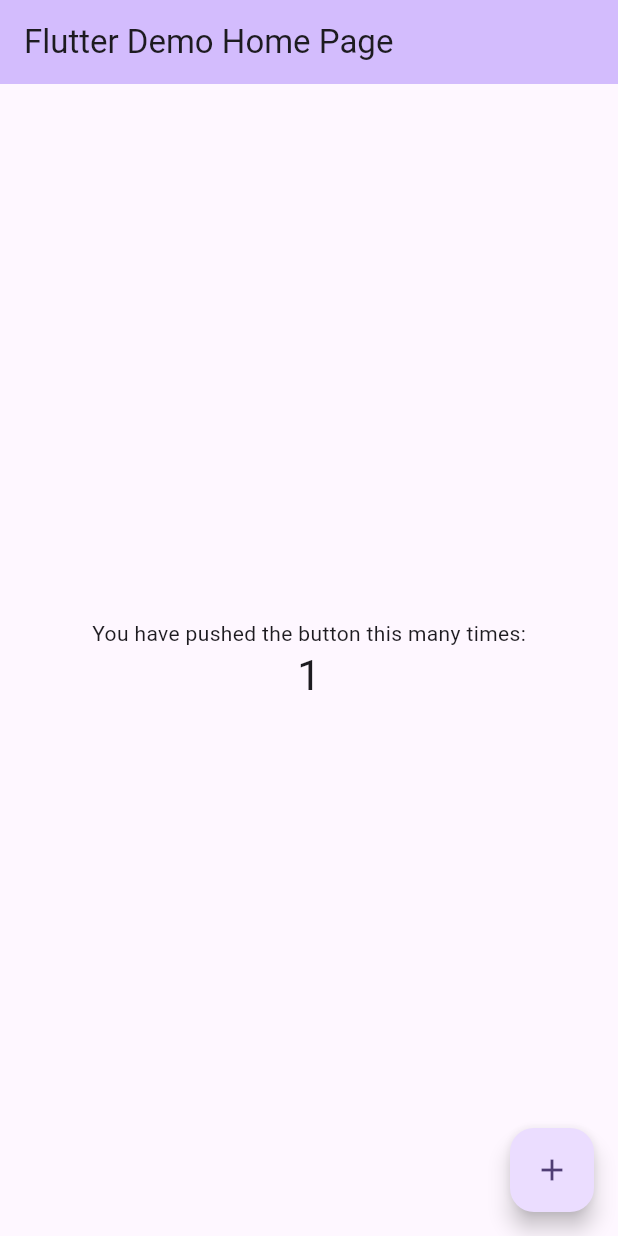
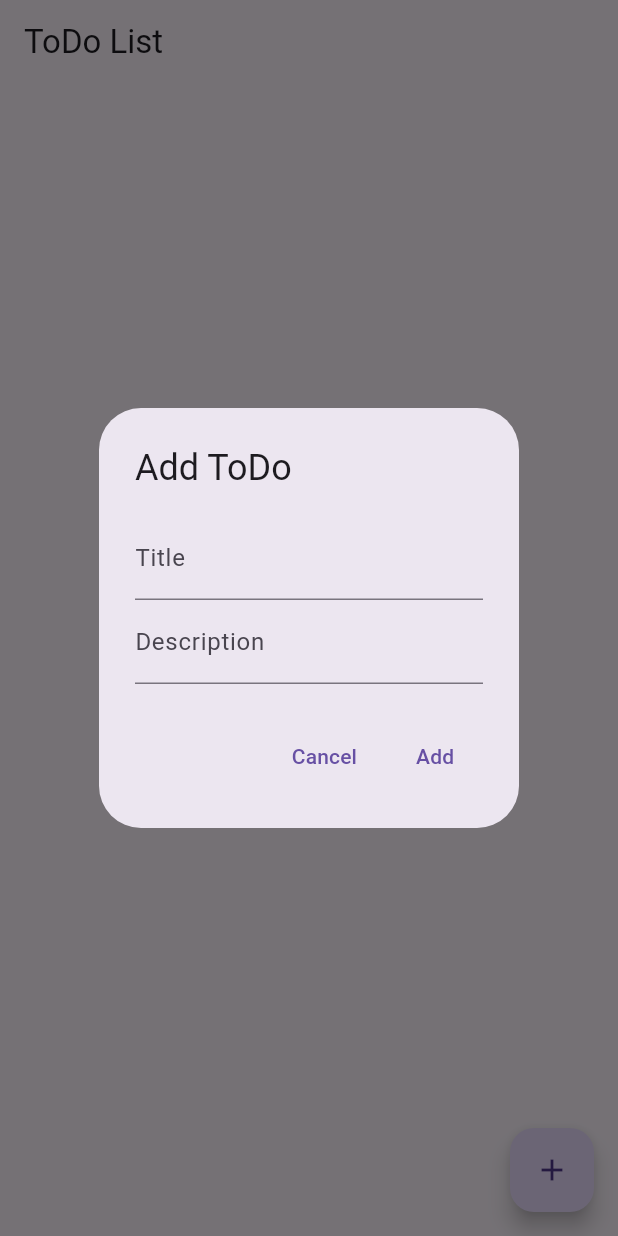
Before and after one commit to Ajaykumaryadav-Aj/todo_list_app, a Flutter app: the screen it shows after launch, after a tap on the "add" icon, on a phone screen of 412 x 824 dp. Run offline on Flutter 3.47's test engine with Material 3 defaults, Android fonts, the phone set to English and light mode, and no system bars; our stand-ins replace equatable, flutter_bloc.

Commit message:
second commit

```diff
--- /dev/null
+++ b/lib/bloc/todo_bloc.dart
@@ -0,0 +1,41 @@
+
+import 'package:flutter_bloc/flutter_bloc.dart';
+import 'package:todo_list_app/models/model.dart';
+import 'todo_event.dart';
+import 'todo_state.dart';
+
+class ToDoBloc extends Bloc<ToDoEvent, ToDoState> {
+  ToDoBloc() : super(const ToDoLoadSuccess([])) {
+    on<AddToDo>(_onAddToDo);
+    on<UpdateToDo>(_onUpdateToDo);
+    on<DeleteToDo>(_onDeleteToDo);
+  }
+
+  void _onAddToDo(AddToDo event, Emitter<ToDoState> emit) {
+    if (state is ToDoLoadSuccess) {
+      final updatedToDos = List<ToDo>.from((state as ToDoLoadSuccess).todos)
+        ..add(event.todo);
+      emit(ToDoLoadSuccess(updatedToDos));
+    }
+  }
+
+  void _onUpdateToDo(UpdateToDo event, Emitter<ToDoState> emit) {
+    if (state is ToDoLoadSuccess) {
+      final updatedToDos = (state as ToDoLoadSuccess).todos.map((todo) {
+        return todo.id == event.todo.id ? event.todo : todo;
+      }).toList();
+      emit(ToDoLoadSuccess(updatedToDos));
+    }
+  }
+
+  void _onDeleteToDo(DeleteToDo event, Emitter<ToDoState> emit) {
+    if (state is ToDoLoadSuccess) {
+      final updatedToDos = (state as ToDoLoadSuccess).todos
+          .where((todo) => todo.id != event.id)
+          .toList();
+      emit(ToDoLoadSuccess(updatedToDos));
+    }
+  }
+
+
+}
--- /dev/null
+++ b/lib/bloc/todo_event.dart
@@ -0,0 +1,37 @@
+
+import 'package:equatable/equatable.dart';
+import 'package:todo_list_app/models/model.dart';
+
+abstract class ToDoEvent extends Equatable {
+  const ToDoEvent();
+
+  @override
+  List<Object> get props => [];
+}
+
+class AddToDo extends ToDoEvent {
+  final ToDo todo;
+
+  const AddToDo(this.todo);
+
+  @override
+  List<Object> get props => [todo];
+}
+
+class UpdateToDo extends ToDoEvent {
+  final ToDo todo;
+
+  const UpdateToDo(this.todo);
+
+  @override
+  List<Object> get props => [todo];
+}
+
+class DeleteToDo extends ToDoEvent {
+  final String id;
+
+  const DeleteToDo(this.id);
+
+  @override
+  List<Object> get props => [id];
+}
--- /dev/null
+++ b/lib/bloc/todo_state.dart
@@ -0,0 +1,23 @@
+
+import 'package:equatable/equatable.dart';
+import 'package:todo_list_app/models/model.dart';
+
+abstract class ToDoState extends Equatable {
+  const ToDoState();
+
+  @override
+  List<Object> get props => [];
+}
+
+class ToDoInitial extends ToDoState {}
+
+class ToDoLoadSuccess extends ToDoState {
+  final List<ToDo> todos;
+
+  const ToDoLoadSuccess([this.todos = const []]);
+
+  @override
+  List<Object> get props => [todos];
+}
+
+class ToDoOperationFailure extends ToDoState {}
--- a/lib/main.dart
+++ b/lib/main.dart
@@ -1,4 +1,8 @@
+
 import 'package:flutter/material.dart';
+import 'package:flutter_bloc/flutter_bloc.dart';
+import 'package:todo_list_app/screens/home_screen.dart';
+import 'bloc/todo_bloc.dart';
 
 void main() {
   runApp(const MyApp());
@@ -7,119 +11,14 @@ void main() {
 class MyApp extends StatelessWidget {
   const MyApp({super.key});
 
-  // This widget is the root of your application.
   @override
   Widget build(BuildContext context) {
     return MaterialApp(
-      title: 'Flutter Demo',
-      theme: ThemeData(
-        // This is the theme of your application.
-        //
-        // TRY THIS: Try running your application with "flutter run". You'll see
-        // the application has a purple toolbar. Then, without quitting the app,
-        // try changing the seedColor in the colorScheme below to Colors.green
-        // and then invoke "hot reload" (save your changes or press the "hot
-        // reload" button in a Flutter-supported IDE, or press "r" if you used
-        // the command line to start the app).
-        //
-        // Notice that the counter didn't reset back to zero; the application
-        // state is not lost during the reload. To reset the state, use hot
-        // restart instead.
-        //
-        // This works for code too, not just values: Most code changes can be
-        // tested with just a hot reload.
-        colorScheme: ColorScheme.fromSeed(seedColor: Colors.deepPurple),
-        useMaterial3: true,
+      title: 'ToDo App',
+      home: BlocProvider(
+        create: (context) => ToDoBloc(),
+        child: ToDoScreen(),
       ),
-      home: const MyHomePage(title: 'Flutter Demo Home Page'),
     );
   }
 }
-
-class MyHomePage extends StatefulWidget {
-  const MyHomePage({super.key, required this.title});
-
-  // This widget is the home page of your application. It is stateful, meaning
-  // that it has a State object (defined below) that contains fields that affect
-  // how it looks.
-
-  // This class is the configuration for the state. It holds the values (in this
-  // case the title) provided by the parent (in this case the App widget) and
-  // used by the build method of the State. Fields in a Widget subclass are
-  // always marked "final".
-
-  final String title;
-
-  @override
-  State<MyHomePage> createState() => _MyHomePageState();
-}
-
-class _MyHomePageState extends State<MyHomePage> {
-  int _counter = 0;
-
-  void _incrementCounter() {
-    setState(() {
-      // This call to setState tells the Flutter framework that something has
-      // changed in this State, which causes it to rerun the build method below
-      // so that the display can reflect the updated values. If we changed
-      // _counter without calling setState(), then the build method would not be
-      // called again, and so nothing would appear to happen.
-      _counter++;
-    });
-  }
-
-  @override
-  Widget build(BuildContext context) {
-    // This method is rerun every time setState is called, for instance as done
-    // by the _incrementCounter method above.
-    //
-    // The Flutter framework has been optimized to make rerunning build methods
-    // fast, so that you can just rebuild anything that needs updating rather
-    // than having to individually change instances of widgets.
-    return Scaffold(
-      appBar: AppBar(
-        // TRY THIS: Try changing the color here to a specific color (to
-        // Colors.amber, perhaps?) and trigger a hot reload to see the AppBar
-        // change color while the other colors stay the same.
-        backgroundColor: Theme.of(context).colorScheme.inversePrimary,
-        // Here we take the value from the MyHomePage object that was created by
-        // the App.build method, and use it to set our appbar title.
-        title: Text(widget.title),
-      ),
-      body: Center(
-        // Center is a layout widget. It takes a single child and positions it
-        // in the middle of the parent.
-        child: Column(
-          // Column is also a layout widget. It takes a list of children and
-          // arranges them vertically. By default, it sizes itself to fit its
-          // children horizontally, and tries to be as tall as its parent.
-          //
-          // Column has various properties to control how it sizes itself and
-          // how it positions its children. Here we use mainAxisAlignment to
-          // center the children vertically; the main axis here is the vertical
-          // axis because Columns are vertical (the cross axis would be
-          // horizontal).
-          //
-          // TRY THIS: Invoke "debug painting" (choose the "Toggle Debug Paint"
-          // action in the IDE, or press "p" in the console), to see the
-          // wireframe for each widget.
-          mainAxisAlignment: MainAxisAlignment.center,
-          children: <Widget>[
-            const Text(
-              'You have pushed the button this many times:',
-            ),
-            Text(
-              '$_counter',
-              style: Theme.of(context).textTheme.headlineMedium,
-            ),
-          ],
-        ),
-      ),
-      floatingActionButton: FloatingActionButton(
-        onPressed: _incrementCounter,
-        tooltip: 'Increment',
-        child: const Icon(Icons.add),
-      ), // This trailing comma makes auto-formatting nicer for build methods.
-    );
-  }
-}
--- /dev/null
+++ b/lib/models/model.dart
@@ -0,0 +1,33 @@
+
+import 'package:equatable/equatable.dart';
+
+class ToDo extends Equatable {
+  final String id;
+  final String title;
+  final String description;
+  final bool isCompleted;
+
+  const ToDo({
+    required this.id,
+    required this.title,
+    required this.description,
+    this.isCompleted = false,
+  });
+
+  ToDo copyWith({
+    String? id,
+    String? title,
+    String? description,
+    bool? isCompleted,
+  }) {
+    return ToDo(
+      id: id ?? this.id,
+      title: title ?? this.title,
+      description: description ?? this.description,
+      isCompleted: isCompleted ?? this.isCompleted,
+    );
+  }
+
+  @override
+  List<Object?> get props => [id, title, description, isCompleted];
+}
--- /dev/null
+++ b/lib/screens/home_screen.dart
@@ -0,0 +1,123 @@
+
+import 'package:flutter/material.dart';
+import 'package:flutter_bloc/flutter_bloc.dart';
+import 'package:todo_list_app/models/model.dart';
+import '../bloc/todo_bloc.dart';
+import '../bloc/todo_event.dart';
+import '../bloc/todo_state.dart';
+
+class ToDoScreen extends StatelessWidget {
+  final TextEditingController _titleController = TextEditingController();
+  final TextEditingController _descriptionController = TextEditingController();
+
+  ToDoScreen({super.key});
+  // final TextEditingController _searchController = TextEditingController();
+
+  @override
+  Widget build(BuildContext context) {
+    return Scaffold(
+      appBar: AppBar(
+        title: const Text('ToDo List'),
+
+      ),
+      body: BlocBuilder<ToDoBloc, ToDoState>(
+        builder: (context, state) {
+          if (state is ToDoLoadSuccess) {
+            final todos = state.todos;
+
+            return ListView.builder(
+              itemCount: todos.length,
+              itemBuilder: (context, index) {
+                final todo = todos[index];
+
+                return ListTile(
+                  title: Text(todo.title),
+                  subtitle: Text(todo.description),
+                  trailing: IconButton(
+                    icon: const Icon(Icons.delete),
+                    onPressed: () {
+                      context.read<ToDoBloc>().add(DeleteToDo(todo.id));
+                    },
+                  ),
+                  onTap: () {
+                    _titleController.text = todo.title;
+                    _descriptionController.text = todo.description;
+                    _showAddEditDialog(context, todo);
+                  },
+                );
+              },
+            );
+          }
+
+          return const Center(child: CircularProgressIndicator());
+        },
+      ),
+      floatingActionButton: FloatingActionButton(
+        onPressed: () {
+          _titleController.clear();
+          _descriptionController.clear();
+          _showAddEditDialog(context, null);
+        },
+        child: const Icon(Icons.add),
+      ),
+    );
+  }
+
+  void _showAddEditDialog(BuildContext context, ToDo? todo) {
+    showDialog(
+      context: context,
+      builder: (BuildContext context) {
+        return AlertDialog(
+          title: Text(todo == null ? 'Add ToDo' : 'Edit ToDo'),
+          content: Column(
+            mainAxisSize: MainAxisSize.min,
+            children: [
+              TextField(
+                controller: _titleController,
+                decoration: const InputDecoration(labelText: 'Title'),
+              ),
+              TextField(
+                controller: _descriptionController,
+                decoration: const InputDecoration(labelText: 'Description'),
+              ),
+            ],
+          ),
+          actions: [
+            TextButton(
+              onPressed: () {
+                Navigator.of(context).pop();
+              },
+              child: const Text('Cancel'),
+            ),
+            TextButton(
+              onPressed: () {
+                final title = _titleController.text.trim();
+                final description = _descriptionController.text.trim();
+
+                if (title.isNotEmpty && description.isNotEmpty) {
+                  if (todo == null) {
+                    final newToDo = ToDo(
+                      id: DateTime.now().toString(),
+                      title: title,
+                      description: description,
+                    );
+                    context.read<ToDoBloc>().add(AddToDo(newToDo));
+                  } else {
+                    final updatedToDo = todo.copyWith(
+                      title: title,
+                      description: description,
+                    );
+                    context.read<ToDoBloc>().add(UpdateToDo(updatedToDo));
+                  }
+
+                  Navigator.of(context).pop();
+                }
+              },
+              child: Text(todo == null ? 'Add' : 'Update'),
+            ),
+          ],
+        );
+      },
+    );
+  }
+}
--- a/pubspec.yaml
+++ b/pubspec.yaml
@@ -35,6 +35,10 @@ dependencies:
   # The following adds the Cupertino Icons font to your application.
   # Use with the CupertinoIcons class for iOS style icons.
   cupertino_icons: ^1.0.2
+  flutter_bloc: ^8.1.6
+  equatable: ^2.0.5
+  shared_preferences: ^2.2.3
+  bloc: ^8.1.4
 
 dev_dependencies:
   flutter_test:
```
Also changed, not shown: pubspec.lock, 1 other file.
